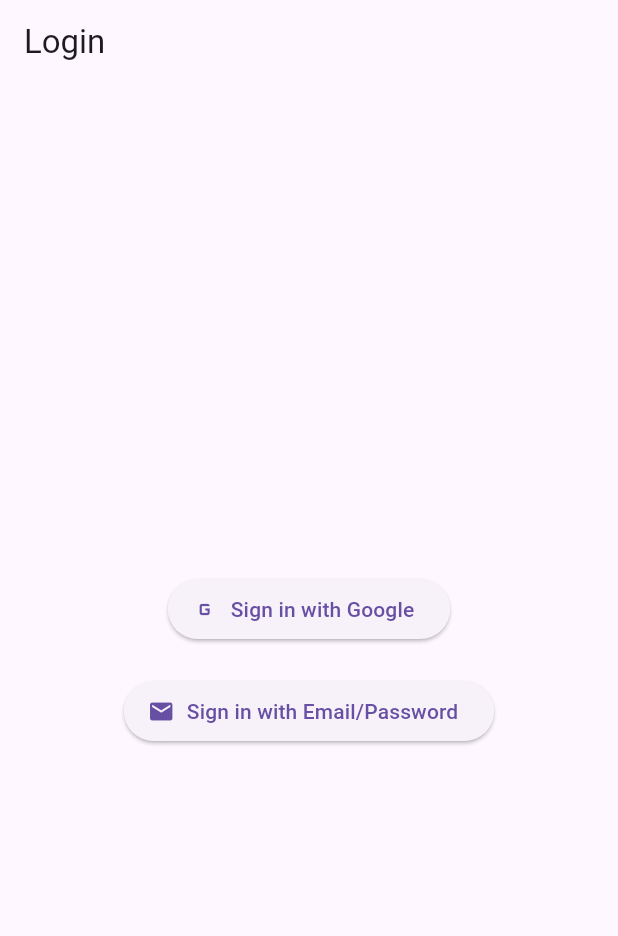
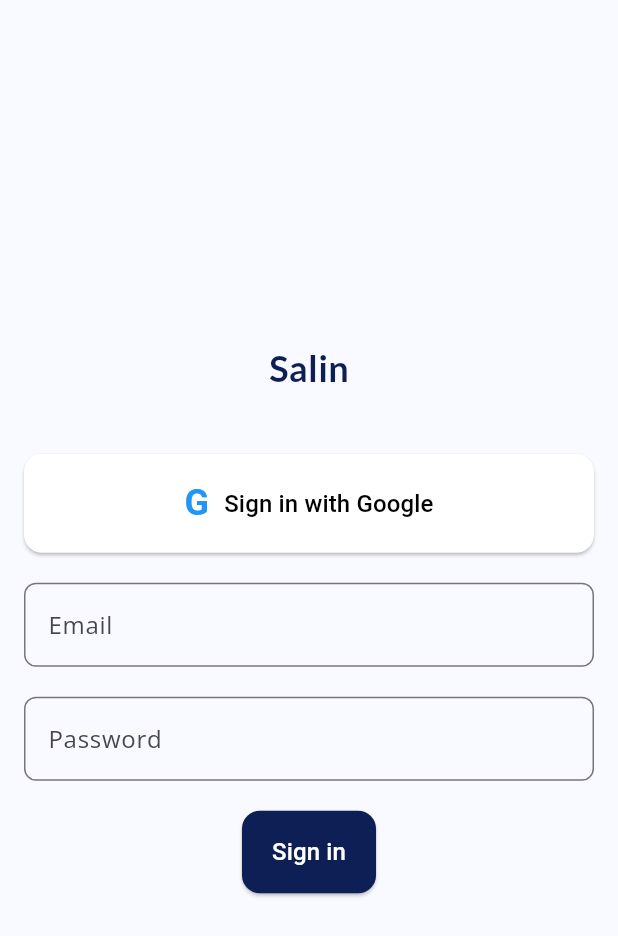
Before and after one commit to sanae15478/salin, a Flutter app: the screen it shows after launch, on a phone screen of 412 x 824 dp. Shown: the top 936 px of the screen. Run offline on Flutter 3.47's test engine with Material 3 defaults, Android fonts, the phone set to English and light mode, and no system bars; our stand-ins replace firebase_auth, firebase_core, flutter_advanced_drawer, flutter_slidable, flutter_spinkit, font_awesome_flutter and 4 more; missing offline and left inert: ms_undraw; accounts and stored records are empty.

```diff
--- /dev/null
+++ b/lib/controllers/authentification/authcontroller.dart
@@ -0,0 +1,40 @@
+import 'package:firebase_auth/firebase_auth.dart';
+import 'package:google_sign_in/google_sign_in.dart';
+import 'package:get/get.dart';
+
+class AuthController extends GetxController {
+  final FirebaseAuth _auth = FirebaseAuth.instance;
+
+  // Sign in with Google
+  Future<void> signInWithGoogle() async {
+    try {
+      final GoogleSignIn googleSignIn = GoogleSignIn();
+      final GoogleSignInAccount? googleUser = await googleSignIn.signIn();
+
+      if (googleUser != null) {
+        final GoogleSignInAuthentication googleAuth =
+            await googleUser.authentication;
+
+        final AuthCredential credential = GoogleAuthProvider.credential(
+          accessToken: googleAuth.accessToken,
+          idToken: googleAuth.idToken,
+        );
+
+        await _auth.signInWithCredential(credential);
+        Get.snackbar("Success", "Logged in with Google");
+      }
+    } catch (e) {
+      Get.snackbar("Error", "Google Sign-In failed: $e");
+    }
+  }
+
+  // Sign in with Email and Password
+  Future<void> signInWithEmailPassword(String email, String password) async {
+    try {
+      await _auth.signInWithEmailAndPassword(email: email, password: password);
+      Get.snackbar("Success", "Logged in with Email");
+    } catch (e) {
+      Get.snackbar("Error", "Email Sign-In failed: $e");
+    }
+  }
+}
--- a/lib/main.dart
+++ b/lib/main.dart
@@ -4,6 +4,7 @@ import 'package:get/get.dart';
 import 'package:salin/constants/colors.dart';
 import 'package:salin/constants/routes.dart';
 import 'package:salin/controllers/main-controller.dart';
+import 'package:salin/screens/authentification/auth.dart';
 import 'package:salin/screens/authentification/login.dart';
 import 'package:salin/screens/home/home.dart';
 import 'package:salin/screens/new-task/new-task.dart';
@@ -23,7 +24,13 @@ void main() async {
 class MyApp extends StatelessWidget {
   @override
   Widget build(BuildContext context) {
-    return MaterialApp(home: LoginPage());
+    return MaterialApp(
+        title: 'Salin',
+        debugShowCheckedModeBanner: false,
+        theme: ThemeData(
+          primaryColor: kPrimaryColor,
+        ),
+        home: AuthScreen());
   }
 }
 
--- /dev/null
+++ b/lib/screens/authentification/auth.dart
@@ -0,0 +1,128 @@
+import 'package:flutter/material.dart';
+import 'package:get/get.dart';
+import 'package:google_fonts/google_fonts.dart';
+
+import 'package:salin/constants/colors.dart';
+import 'package:salin/controllers/authentification/authcontroller.dart';
+
+class AuthScreen extends StatelessWidget {
+  final AuthController authController = Get.put(AuthController());
+
+  final TextEditingController emailController = TextEditingController();
+  final TextEditingController passwordController = TextEditingController();
+
+  @override
+  Widget build(BuildContext context) {
+    return Scaffold(
+      backgroundColor: kBackgroundColor,
+      body: SafeArea(
+        child: Center(
+          child: Padding(
+            padding: const EdgeInsets.all(16.0),
+            child: Column(
+              mainAxisAlignment: MainAxisAlignment.center,
+              crossAxisAlignment: CrossAxisAlignment.center,
+              children: [
+                // Title
+                Text(
+                  "Salin",
+                  style: GoogleFonts.lato(
+                    fontSize: 24,
+                    fontWeight: FontWeight.bold,
+                    color: kPrimaryColor,
+                  ),
+                ),
+                const SizedBox(height: 40),
+                // Google Sign-In Button
+                ElevatedButton(
+                  style: ElevatedButton.styleFrom(
+                    backgroundColor: Colors.white, // White background
+                    shape: RoundedRectangleBorder(
+                      borderRadius: BorderRadius.circular(12),
+                    ),
+                    padding:
+                        const EdgeInsets.symmetric(vertical: 16), // Full height
+                  ),
+                  onPressed: authController.signInWithGoogle,
+                  child: Row(
+                    mainAxisAlignment: MainAxisAlignment.center,
+                    children: [
+                      // Google Icon as Text (Emoji-style)
+                      Text(
+                        "G",
+                        style: GoogleFonts.roboto(
+                          color: Colors.blue,
+                          fontSize: 24,
+                          fontWeight: FontWeight.bold,
+                        ),
+                      ),
+                      const SizedBox(width: 10),
+                      // Button Text
+                      Text(
+                        "Sign in with Google",
+                        style: GoogleFonts.roboto(
+                          color: Colors
+                              .black, // Black text for visibility on white
+                          fontSize: 16,
+                        ),
+                      ),
+                    ],
+                  ),
+                ),
+                const SizedBox(height: 20),
+                // Email and Password Fields
+                TextField(
+                  controller: emailController,
+                  decoration: InputDecoration(
+                    labelText: "Email",
+                    labelStyle: GoogleFonts.openSans(),
+                    border: OutlineInputBorder(
+                      borderRadius: BorderRadius.circular(8),
+                    ),
+                  ),
+                ),
+                const SizedBox(height: 20),
+                TextField(
+                  controller: passwordController,
+                  decoration: InputDecoration(
+                    labelText: "Password",
+                    labelStyle: GoogleFonts.openSans(),
+                    border: OutlineInputBorder(
+                      borderRadius: BorderRadius.circular(8),
+                    ),
+                  ),
+                  obscureText: true,
+                ),
+                const SizedBox(height: 20),
+                // Sign in with Email/Password Button
+                ElevatedButton(
+                  style: ElevatedButton.styleFrom(
+                    backgroundColor: kPrimaryColor,
+                    shape: RoundedRectangleBorder(
+                      borderRadius: BorderRadius.circular(12),
+                    ),
+                    padding: const EdgeInsets.symmetric(
+                      vertical: 16,
+                      horizontal: 20,
+                    ),
+                  ),
+                  onPressed: () => authController.signInWithEmailPassword(
+                    emailController.text.trim(),
+                    passwordController.text.trim(),
+                  ),
+                  child: Text(
+                    "Sign in",
+                    style: GoogleFonts.roboto(
+                      fontSize: 16,
+                      color: Colors.white,
+                    ),
+                  ),
+                ),
+              ],
+            ),
+          ),
+        ),
+      ),
+    );
+  }
+}
```
